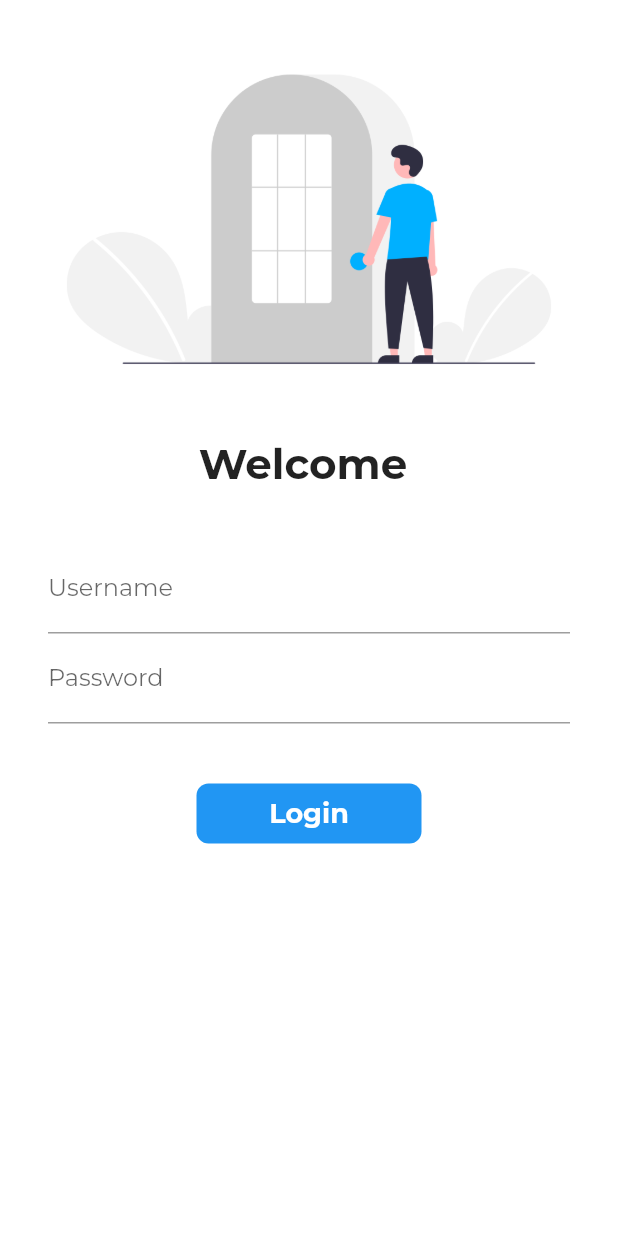
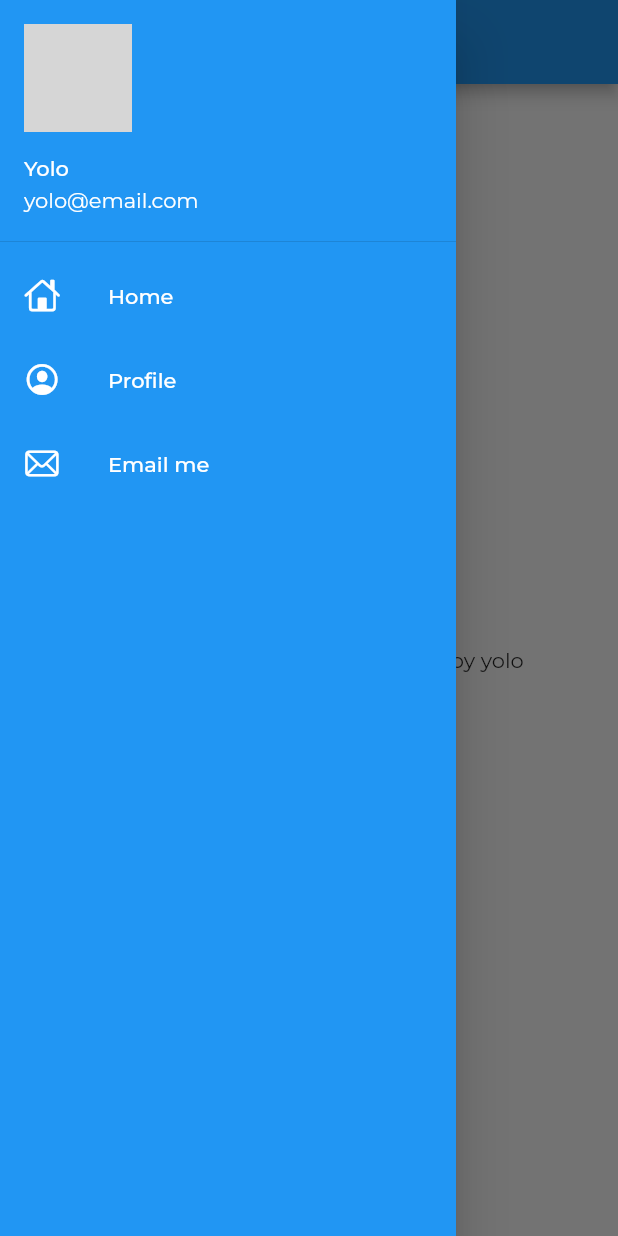
Before and after one commit to lokhandeyogesh7/30daysofFlutter, a Flutter app: the screen it shows after launch, with the side drawer open (before the commit the screen has no drawer), on a phone screen of 412 x 824 dp. Run offline on Flutter 3.47's test engine with Material 2 defaults, Android fonts, the phone set to English and light mode, and no system bars; our stand-ins replace google_fonts; network calls fail; grey boxes are pictures that could not be loaded.

Commit message:
day9 completed

```diff
--- a/lib/main.dart
+++ b/lib/main.dart
@@ -18,6 +18,7 @@ class MyApp extends StatelessWidget {
         primarySwatch: Colors.blue,
         fontFamily: GoogleFonts.montserrat().fontFamily,
       ),
+      initialRoute: MyRoutes.homeRoute,
       routes: {
         "/": (context) => LoginPage(),
         MyRoutes.homeRoute: (context) => HomePage(),
--- a/lib/pages/home_page.dart
+++ b/lib/pages/home_page.dart
@@ -1,4 +1,5 @@
 import 'package:flutter/material.dart';
+import 'package:flutter_application_1/widgets/drawer.dart';
 
 class HomePage extends StatelessWidget {
   final int days = 30;
@@ -15,7 +16,7 @@ class HomePage extends StatelessWidget {
           child: Text('First Program of $days days of flutter by $name'),
         ),
       ),
-      drawer: Drawer(),
+      drawer: MyDrawer(),
     );
   }
 }
--- /dev/null
+++ b/lib/widgets/drawer.dart
@@ -0,0 +1,66 @@
+import 'package:flutter/cupertino.dart';
+import 'package:flutter/material.dart';
+
+class MyDrawer extends StatelessWidget {
+  @override
+  Widget build(BuildContext context) {
+    return Drawer(
+      child: Container(
+        color: Colors.blue,
+        child: ListView(
+          padding: EdgeInsets.all(0),
+          children: [
+            DrawerHeader(
+              padding: EdgeInsets.all(0),
+              child: UserAccountsDrawerHeader(
+                margin: EdgeInsets.only(bottom: 0.0),
+                accountName: Text("Yolo"),
+                accountEmail: Text("yolo@email.com"),
+                currentAccountPicture: CircleAvatar(
+                  backgroundImage: NetworkImage(
+                      "https://in.bmscdn.com/iedb/artist/images/website/poster/large/leonardo-dicaprio-1273-06-05-2020-06-55-21.jpg?1"),
+                ),
+              ),
+            ),
+            ListTile(
+              leading: Icon(
+                CupertinoIcons.home,
+                color: Colors.white,
+              ),
+              title: Text(
+                "Home",
+                style: TextStyle(
+                  color: Colors.white,
+                ),
+              ),
+            ),
+            ListTile(
+              leading: Icon(
+                CupertinoIcons.profile_circled,
+                color: Colors.white,
+              ),
+              title: Text(
+                "Profile",
+                style: TextStyle(
+                  color: Colors.white,
+                ),
+              ),
+            ),
+            ListTile(
+              leading: Icon(
+                CupertinoIcons.mail,
+                color: Colors.white,
+              ),
+              title: Text(
+                "Email me",
+                style: TextStyle(
+                  color: Colors.white,
+                ),
+              ),
+            ),
+          ],
+        ),
+      ),
+    );
+  }
+}
```
